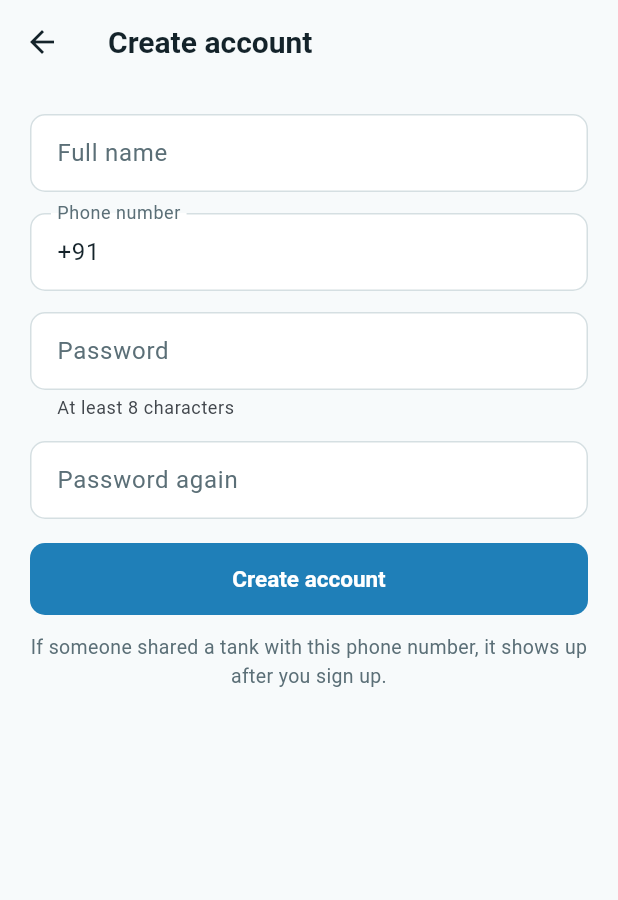
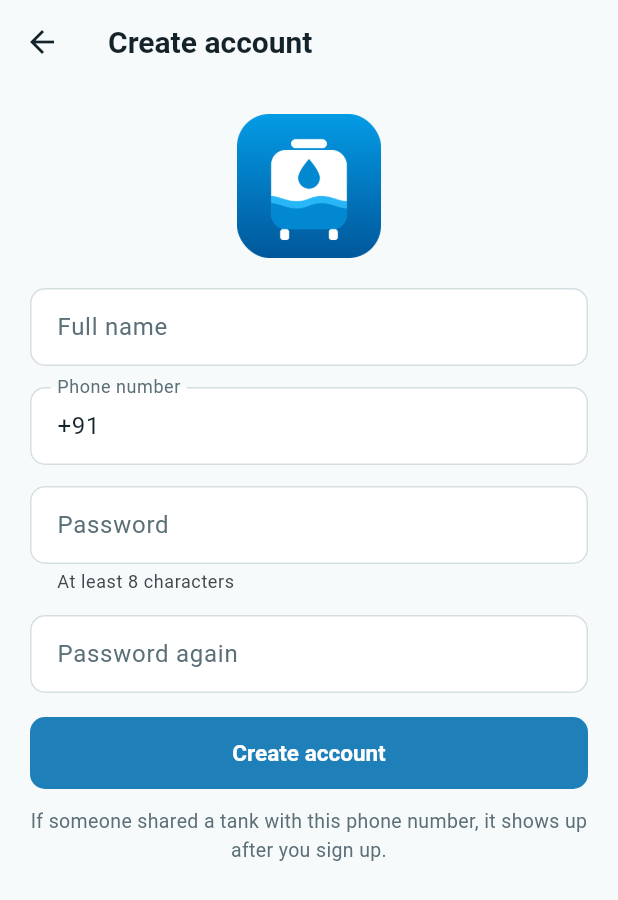
Before and after one commit to DevamGandhi294/Water_Tank, a Flutter app: the screen it shows after launch, after a tap on "Create an account", on a phone screen of 412 x 824 dp. Shown: the top 900 px of the screen. Run offline on Flutter 3.47's test engine with Material 3 defaults, Android fonts, the phone set to English and light mode, and no system bars; our stand-ins replace flutter_secure_storage, socket_io_client; missing offline and left inert: mobile_scanner; accounts and stored records are empty; network calls fail.

Commit message:
Add Water Tank app logo and launcher icon
Co-Authored-By: Claude Opus 5.5 <noreply@anthropic.com>

```diff
--- /dev/null
+++ b/mobile/flutter_launcher_icons.yaml
@@ -0,0 +1,10 @@
+# Optional: regenerate icons (incl. iOS) with
+#   dart run flutter_launcher_icons
+# after: flutter pub add --dev flutter_launcher_icons
+flutter_launcher_icons:
+  android: true
+  ios: true
+  remove_alpha_ios: true
+  image_path: "assets/images/app_icon_1024.png"
+  adaptive_icon_background: "#0277BD"
+  adaptive_icon_foreground: "assets/images/app_icon_1024.png"
--- a/mobile/lib/main.dart
+++ b/mobile/lib/main.dart
@@ -5,6 +5,7 @@ import 'screens/home_shell.dart';
 import 'state/live.dart';
 import 'state/session.dart';
 import 'theme.dart';
+import 'widgets/app_logo.dart';
 
 final navigatorKey = GlobalKey<NavigatorState>();
 
@@ -41,7 +42,18 @@ class WaterTankApp extends StatelessWidget {
       theme: buildTheme(),
       themeMode: ThemeMode.light,
       home: !session.ready
-          ? const Scaffold(body: Center(child: CircularProgressIndicator()))
+          ? const Scaffold(
+              body: Center(
+                child: Column(
+                  mainAxisSize: MainAxisSize.min,
+                  children: [
+                    AppLogo(size: 96),
+                    SizedBox(height: 24),
+                    CircularProgressIndicator(),
+                  ],
+                ),
+              ),
+            )
           : session.loggedIn
               ? const HomeShell(key: ValueKey('home'))
               : const LoginScreen(key: ValueKey('login')),
--- a/mobile/lib/screens/auth_screens.dart
+++ b/mobile/lib/screens/auth_screens.dart
@@ -2,6 +2,7 @@ import 'package:flutter/material.dart';
 import 'package:provider/provider.dart';
 import '../state/session.dart';
 import '../theme.dart';
+import '../widgets/app_logo.dart';
 import '../widgets/common.dart';
 
 class LoginScreen extends StatefulWidget {
@@ -38,7 +39,7 @@ class _LoginScreenState extends State<LoginScreen> {
         child: ListView(
           padding: const EdgeInsets.fromLTRB(22, 48, 22, 22),
           children: [
-            const Icon(Icons.water_drop_outlined, size: 52, color: C.water),
+            const Center(child: AppLogo(size: 96)),
             const SizedBox(height: 10),
             const Text('Water Tank', textAlign: TextAlign.center, style: TextStyle(fontSize: 26, fontWeight: FontWeight.w700)),
             const SizedBox(height: 4),
@@ -110,6 +111,8 @@ class _SignupScreenState extends State<SignupScreen> {
       body: ListView(
         padding: const EdgeInsets.all(20),
         children: [
+          const Center(child: AppLogo(size: 96)),
+          const SizedBox(height: 20),
           TextField(controller: _name, textCapitalization: TextCapitalization.words, decoration: const InputDecoration(labelText: 'Full name')),
           const SizedBox(height: 14),
           TextField(controller: _phone, keyboardType: TextInputType.phone, decoration: const InputDecoration(labelText: 'Phone number')),
--- /dev/null
+++ b/mobile/lib/widgets/app_logo.dart
@@ -0,0 +1,19 @@
+import 'package:flutter/material.dart';
+
+/// Water Tank app logo (blue tank with a water drop).
+/// Use on Login / Sign up / splash, e.g. `const AppLogo(size: 96)`.
+class AppLogo extends StatelessWidget {
+  const AppLogo({super.key, this.size = 72});
+
+  final double size;
+
+  @override
+  Widget build(BuildContext context) {
+    return Image.asset(
+      'assets/images/app_logo.png',
+      width: size,
+      height: size,
+      filterQuality: FilterQuality.medium,
+    );
+  }
+}
--- a/mobile/pubspec.yaml
+++ b/mobile/pubspec.yaml
@@ -22,4 +22,6 @@ dev_dependencies:
   flutter_lints: ^6.0.0
 
 flutter:
+  assets:
+    - assets/images/
   uses-material-design: true
```
Also changed, not shown: mobile/assets/images/app_icon_1024.png (added), mobile/assets/images/app_logo.png (added), mobile/assets/images/app_logo.svg (added), 23 other files.
